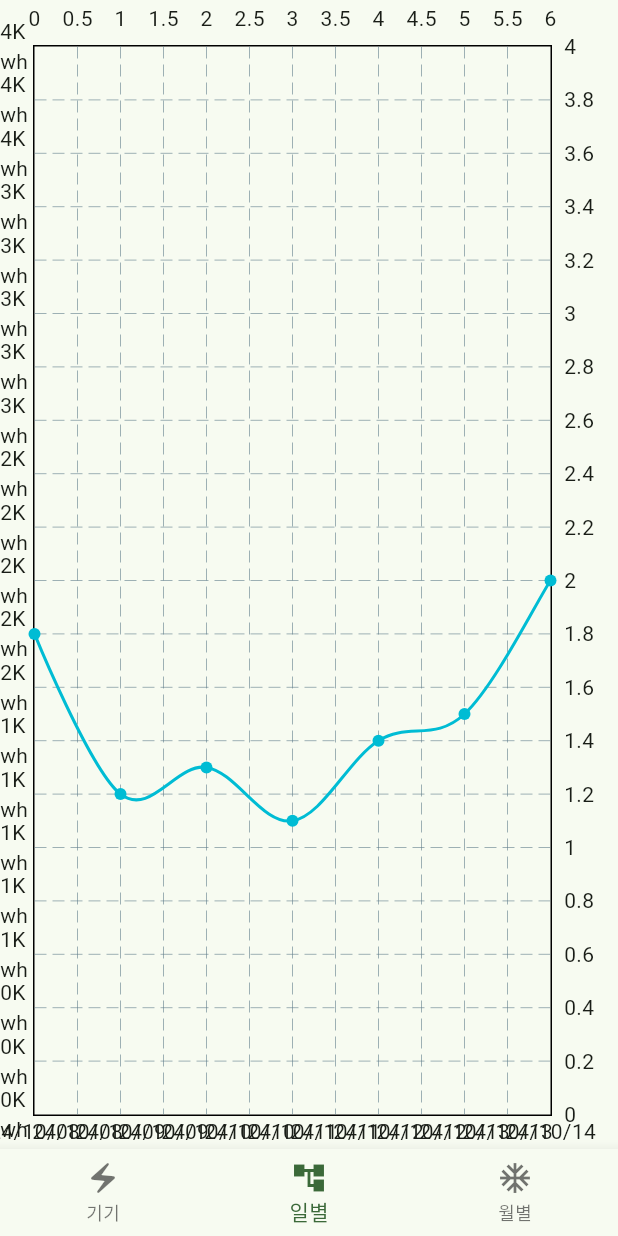
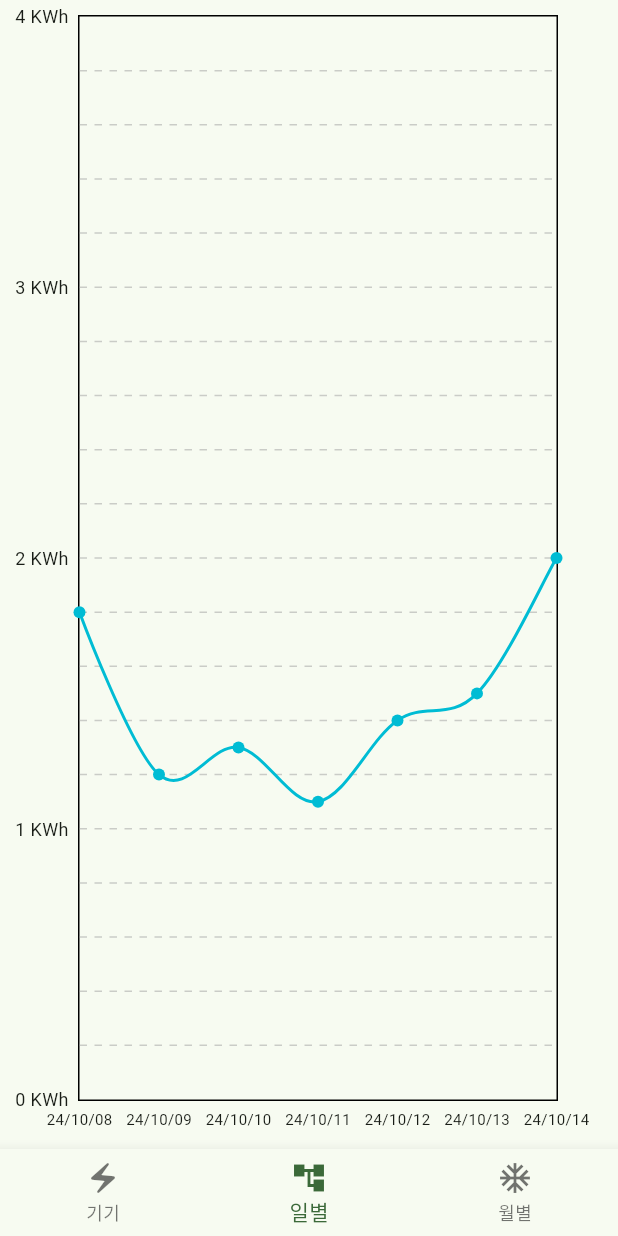
Before and after one commit to Anjunno/aiot_smart_home_flutter, a Flutter app: the MainPage screen opened directly, item 2 of the bottom bar chosen, on a phone screen of 412 x 824 dp. Run offline on Flutter 3.47's test engine with Material 3 defaults, Android fonts, the light colour scheme and no system bars; drawn by our look-alikes of fl_chart; our stand-ins replace flutter_secure_storage, fluttertoast, salomon_bottom_bar; accounts and stored records are empty.

Commit message:
250125_준섭
그래프 수정, 토스트 메시지 추가

```diff
--- a/junseop/smarthometest/lib/dayGraph.dart
+++ b/junseop/smarthometest/lib/dayGraph.dart
@@ -10,18 +10,19 @@ class DayGraph extends StatefulWidget {
 }
 
 class _DayGraphState extends State<DayGraph> {
-  List<Map<String, dynamic>> _data = [];
+  List<Map<String, dynamic>> _data = []; // 전력량 데이터를 저장할 리스트
 
   @override
   void initState() {
     super.initState();
-    fetchDayData(); // 데이터를 초기화할 때 불러옴
+    fetchDayData(); // 위젯이 초기화될 때 데이터를 불러옴
   }
 
+  // API에서 데이터를 가져와 상태를 업데이트하는 비동기 함수
   Future<void> fetchDayData() async {
-    List<Map<String, dynamic>> data = await getDayEData();
+    List<Map<String, dynamic>> data = await getDayEData(); // API 호출
     setState(() {
-      _data = data; // 데이터를 받아와서 상태 업데이트
+      _data = data; // 가져온 데이터를 상태에 저장
     });
   }
 
@@ -31,34 +32,73 @@ class _DayGraphState extends State<DayGraph> {
         ? const Center(child: CircularProgressIndicator()) // 데이터가 없으면 로딩 표시
         : LineChart(
       LineChartData(
+        minX: 0, // X축 최소값 (첫 번째 데이터 인덱스)
+        maxX: _data.length.toDouble() - 1, // X축 최대값 (데이터 개수 - 1)
+        minY: 0, // Y축 최소값 (최소 전력량)
+        maxY: 4, // Y축 최대값 (최대 전력량)
+
+        // 그래프의 격자선 스타일 설정
+        gridData: FlGridData(
+          show: true, // 격자선 표시 여부
+          drawVerticalLine: false, // 세로선 미표시
+          drawHorizontalLine: true, // 가로선 표시
+          getDrawingHorizontalLine: (value) => FlLine(
+            strokeWidth: 1, // 선 두께 설정
+            color: Colors.grey.withOpacity(0.5), // 색상을 연한 회색으로 설정
+            dashArray: [5, 5], // 점선 설정 (5픽셀 선, 5픽셀 간격 반복)
+          ),
+        ),
+
+        // X, Y축 라벨 설정
         titlesData: FlTitlesData(
           bottomTitles: AxisTitles(
             sideTitles: SideTitles(
-              showTitles: true, // X축 타이틀 표시
+              showTitles: true, // X축 라벨 표시 여부
+              interval: 1, // X축 값 간격을 1로 설정 (요일마다 하나씩 표시)
+              // reservedSize : 42,
               getTitlesWidget: (double value, TitleMeta meta) {
-                return Text(_data[value.toInt()]['date']); // X축에 날짜 표시
+                return Padding(padding: EdgeInsets.only(top: 5),
+                  child: Text(
+                    _data[value.toInt()]['date'], // X축에 날짜 표시
+                    style: TextStyle(fontSize: 10),),
+                );
+
               },
             ),
           ),
+
           leftTitles: AxisTitles(
             sideTitles: SideTitles(
-              showTitles: true, // Y축 타이틀 표시
+              showTitles: true, // Y축 라벨 표시 여부
+              interval: 1, // Y축 값 간격 설정
+              reservedSize: 42, // 값들과 차트 사이의 공간
               getTitlesWidget: (value, meta) {
-                return Text('${value.toStringAsFixed(0)}Kwh'); // Y축 값 표시
+                return Text(
+                    '${value.toStringAsFixed(0)} KWh',
+                  style: TextStyle(fontSize: 12),
+                ); // Y축 값 표시
               },
             ),
           ),
+
+          rightTitles: AxisTitles(
+            sideTitles: SideTitles(showTitles: false), // 우측 Y축 숨김
+          ),
+          topTitles: AxisTitles(
+            sideTitles: SideTitles(showTitles: false), // 상단 X축 숨김
+          ),
         ),
-        minX: 0, // X축 최소값
-        maxX: _data.length.toDouble() - 1, // X축 최대값
-        minY: 0, // Y축 최소값
-        maxY: 4, // Y축 최대값
+
+        // 그래프의 데이터 설정
         lineBarsData: [
           LineChartBarData(
             spots: _data.asMap().entries.map((entry) {
-              return FlSpot(entry.key.toDouble(), entry.value['electricalEnergy'].toDouble()); // 데이터를 그래프에 표시
+              return FlSpot(
+                entry.key.toDouble(), // X축 값 (인덱스)
+                entry.value['electricalEnergy'].toDouble(), // Y축 값 (전력량)
+              );
             }).toList(),
-            isCurved: true, // 곡선으로 그래프 표시
+            isCurved: true, // 곡선 그래프 사용 여부
           ),
         ],
       ),
--- a/junseop/smarthometest/lib/login_page.dart
+++ b/junseop/smarthometest/lib/login_page.dart
@@ -1,6 +1,7 @@
 import 'package:flutter/material.dart';
 import 'package:smarthometest/signUp_page.dart';
 import 'package:smarthometest/tab_page.dart';
+import 'package:smarthometest/toastMessage.dart';
 
 class LoginPage extends StatelessWidget {
   const LoginPage({super.key});
@@ -19,7 +20,10 @@ class LoginPage extends StatelessWidget {
           ),
           ElevatedButton(
             // onPressed: () {Navigator.push(context, MaterialPageRoute(builder: (context) => TabPage()));},
-            onPressed: () {Navigator.pushNamedAndRemoveUntil(context, TabPage.routeName, (route) => false);},
+            onPressed: () {
+              Navigator.pushNamedAndRemoveUntil(context, TabPage.routeName, (route) => false);
+              showToast("로그인 완료");
+              },
             child: Title( color: Colors.amber, child: Text("Login")),
           ),
           ElevatedButton(
--- a/junseop/smarthometest/lib/main_page.dart
+++ b/junseop/smarthometest/lib/main_page.dart
@@ -26,8 +26,13 @@ class _MainPageState extends State<MainPage> {
       // appBar: AppBar(
       //   title: const Text('Main Page'),
       // ),
-      body: _pages[_selectedIndex],
-      bottomNavigationBar: BottomNavigationBar(
+
+
+      body: Padding(
+        padding: EdgeInsets.fromLTRB(10, 10, 40, 10), // 모든 방향에 10씩 패딩 추가
+        child: _pages[_selectedIndex],
+      ),
+    bottomNavigationBar: BottomNavigationBar(
         onTap: _onItemTapped, // 탭 변경 이벤트 처리
         currentIndex: _selectedIndex, // 현재 선택된 탭 표시
         items: <BottomNavigationBarItem>[
--- a/junseop/smarthometest/lib/signUp_page.dart
+++ b/junseop/smarthometest/lib/signUp_page.dart
@@ -1,6 +1,7 @@
 import 'package:flutter/material.dart';
 import 'package:smarthometest/root_page.dart';
 import 'package:smarthometest/tab_page.dart';
+import 'package:smarthometest/toastMessage.dart';
 
 class SignUpPage extends StatefulWidget {
 
@@ -25,7 +26,10 @@ class _SignUpPageState extends State<SignUpPage> {
             Text("This is the Siginup Page"),
             ElevatedButton(
               // onPressed: () {Navigator.pushNamed(context, TabPage.routeName);},
-              onPressed: () {Navigator.pushNamedAndRemoveUntil(context, TabPage.routeName, ModalRoute.withName(RootPage.routeName));},
+              onPressed: () {
+                Navigator.pushNamedAndRemoveUntil(context, TabPage.routeName, ModalRoute.withName(RootPage.routeName));
+                showToast("회원가입 완료");
+                },
               child: Title( color: Colors.amber, child: Text("SignUp")),
             ),
           ],
--- a/junseop/smarthometest/pubspec.yaml
+++ b/junseop/smarthometest/pubspec.yaml
@@ -28,6 +28,7 @@ environment:
 # the latest version available on pub.dev. To see which dependencies have newer
 # versions available, run `flutter pub outdated`.
 dependencies:
+  fluttertoast: ^8.2.10
   flutter_secure_storage: ^9.2.4
   fl_chart: ^0.70.2
   flutter:
```
Also changed, not shown: junseop/smarthometest/lib/tab_page.dart (+31 -8 lines), junseop/smarthometest/lib/toastMessage.dart (added, +11 -0 lines), junseop/smarthometest/pubspec.lock.
